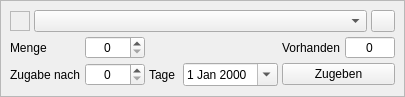
kleiner-brauhelfer/kleiner-brauhelfer-2, file kleiner-brauhelfer/widgets/wdghefegabe.ui: the form before one commit.
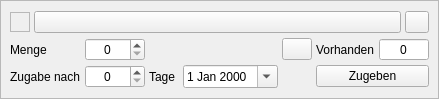
The form after the commit. Icons and pictures are not drawn. Custom widgets are drawn as their Qt base class.

Diff of the .ui file:
```diff
--- a/kleiner-brauhelfer/widgets/wdghefegabe.ui
+++ b/kleiner-brauhelfer/widgets/wdghefegabe.ui
@@ -6,8 +6,8 @@
    <rect>
     <x>0</x>
     <y>0</y>
-    <width>393</width>
-    <height>97</height>
+    <width>431</width>
+    <height>99</height>
    </rect>
   </property>
   <property name="autoFillBackground">
@@ -57,6 +57,9 @@
           <property name="focusPolicy">
            <enum>Qt::ClickFocus</enum>
           </property>
+          <property name="toolTip">
+           <string>&lt;html&gt;&lt;head/&gt;&lt;body&gt;&lt;p&gt;Zweite Hefegabe aktivieren&lt;/p&gt;&lt;/body&gt;&lt;/html&gt;</string>
+          </property>
           <property name="autoFillBackground">
            <bool>true</bool>
           </property>
@@ -66,12 +69,12 @@
          </widget>
         </item>
         <item>
-         <widget class="ComboBox" name="cbZutat">
-          <property name="toolTip">
-           <string>Hefeauswahl.</string>
-          </property>
-          <property name="maxVisibleItems">
-           <number>20</number>
+         <widget class="QPushButton" name="btnZutat">
+          <property name="sizePolicy">
+           <sizepolicy hsizetype="Expanding" vsizetype="Fixed">
+            <horstretch>0</horstretch>
+            <verstretch>0</verstretch>
+           </sizepolicy>
           </property>
          </widget>
         </item>
@@ -96,7 +99,7 @@
            </size>
           </property>
           <property name="toolTip">
-           <string>Hefegabe löschen.</string>
+           <string>&lt;html&gt;&lt;head/&gt;&lt;body&gt;&lt;p&gt;Hefegabe löschen&lt;/p&gt;&lt;/body&gt;&lt;/html&gt;</string>
           </property>
           <property name="icon">
            <iconset resource="../images.qrc">
@@ -117,6 +120,23 @@
         <property name="verticalSpacing">
          <number>4</number>
         </property>
+        <item row="0" column="0">
+         <widget class="QLabel" name="label">
+          <property name="text">
+           <string>Menge</string>
+          </property>
+         </widget>
+        </item>
+        <item row="1" column="6" colspan="2">
+         <widget class="QPushButton" name="btnZugeben">
+          <property name="toolTip">
+           <string>&lt;html&gt;&lt;head/&gt;&lt;body&gt;&lt;p&gt;Mit Klick auf diesen Button wird dem Kleinen Brauhelfer mitgeteilt, dass die zweite Hefegabe ausgeführt wurde.&lt;/p&gt;&lt;p&gt;An verschiedenen Stellen des Programms  wird diese Aktion nun berücksichtigt. U.a. kann damit ein Sud später als abgefüllt markiert werden.&lt;/p&gt;&lt;/body&gt;&lt;/html&gt;</string>
+          </property>
+          <property name="text">
+           <string>Zugeben</string>
+          </property>
+         </widget>
+        </item>
         <item row="0" column="7">
          <widget class="SpinBox" name="tbVorhanden">
           <property name="minimumSize">
@@ -126,7 +146,7 @@
            </size>
           </property>
           <property name="toolTip">
-           <string>Vorhandene Einheiten.</string>
+           <string>&lt;html&gt;&lt;head/&gt;&lt;body&gt;&lt;p&gt;Hier wird die &lt;span style=&quot; font-weight:600;&quot;&gt;vorhandene Menge Hefe &lt;/span&gt;angezeigt.&lt;/p&gt;&lt;p&gt;Das Feld wir rot unterlegt, wenn die benötigte Anzahl der &lt;span style=&quot; font-weight:600;&quot;&gt;Vorratsmenge&lt;/span&gt; nicht entspricht.&lt;/p&gt;&lt;/body&gt;&lt;/html&gt;</string>
           </property>
           <property name="alignment">
            <set>Qt::AlignCenter</set>
@@ -142,16 +162,10 @@
           </property>
          </widget>
         </item>
-        <item row="0" column="2">
-         <widget class="SpinBox" name="tbMenge">
-          <property name="minimumSize">
-           <size>
-            <width>60</width>
-            <height>0</height>
-           </size>
-          </property>
+        <item row="1" column="1">
+         <widget class="SpinBox" name="tbTage">
           <property name="toolTip">
-           <string>Anzahl Einheiten.</string>
+           <string>&lt;html&gt;&lt;head/&gt;&lt;body&gt;&lt;p&gt;Hiermit ist der &lt;span style=&quot; font-weight:600;&quot;&gt;Zugabezeitpunkt &lt;/span&gt;der zweiten Hefegabe in Tagen ab Braudatum gemeint.&lt;/p&gt;&lt;p&gt;Die Zugabe kann gleichzeitig mit der ersten Hefegabe erfolgen. Gewöhnlich wir die zweite Hefe aber nach Abklingen der ersten Hauptgärung zugegeben.&lt;/p&gt;&lt;/body&gt;&lt;/html&gt;</string>
           </property>
           <property name="alignment">
            <set>Qt::AlignCenter</set>
@@ -165,10 +179,13 @@
           </property>
          </widget>
         </item>
-        <item row="0" column="0">
-         <widget class="QLabel" name="label">
-          <property name="text">
-           <string>Menge</string>
+        <item row="1" column="3">
+         <widget class="DateEdit" name="tbDatum">
+          <property name="toolTip">
+           <string>&lt;html&gt;&lt;head/&gt;&lt;body&gt;&lt;p&gt;In diesem Feld wird das &lt;span style=&quot; font-weight:600;&quot;&gt;Zugabedatum &lt;/span&gt;der zweiten Hefe, abhängig vom Zugabezeitpunkt, angegeben.&lt;/p&gt;&lt;/body&gt;&lt;/html&gt;</string>
+          </property>
+          <property name="calendarPopup">
+           <bool>true</bool>
           </property>
          </widget>
         </item>
@@ -179,50 +196,7 @@
           </property>
          </widget>
         </item>
-        <item row="1" column="3">
-         <widget class="QLabel" name="label_3">
-          <property name="minimumSize">
-           <size>
-            <width>30</width>
-            <height>0</height>
-           </size>
-          </property>
-          <property name="text">
-           <string>Tage</string>
-          </property>
-         </widget>
-        </item>
-        <item row="1" column="6" colspan="2">
-         <widget class="QPushButton" name="btnZugeben">
-          <property name="toolTip">
-           <string>Hefegabe zugeben.</string>
-          </property>
-          <property name="text">
-           <string>Zugeben</string>
-          </property>
-         </widget>
-        </item>
-        <item row="1" column="2">
-         <widget class="SpinBox" name="tbTage">
-          <property name="toolTip">
-           <string>Zugabe nach x Tagen ab Braudatum.</string>
-          </property>
-          <property name="alignment">
-           <set>Qt::AlignCenter</set>
-          </property>
-         </widget>
-        </item>
         <item row="1" column="4">
-         <widget class="DateEdit" name="tbDatum">
-          <property name="toolTip">
-           <string>Zugabedatum.</string>
-          </property>
-          <property name="calendarPopup">
-           <bool>true</bool>
-          </property>
-         </widget>
-        </item>
-        <item row="1" column="5">
          <spacer name="horizontalSpacer_2">
           <property name="orientation">
            <enum>Qt::Horizontal</enum>
@@ -235,6 +209,58 @@
           </property>
          </spacer>
         </item>
+        <item row="0" column="5">
+         <widget class="QPushButton" name="btnAufbrauchen">
+          <property name="minimumSize">
+           <size>
+            <width>30</width>
+            <height>22</height>
+           </size>
+          </property>
+          <property name="maximumSize">
+           <size>
+            <width>30</width>
+            <height>22</height>
+           </size>
+          </property>
+          <property name="toolTip">
+           <string>&lt;html&gt;&lt;head/&gt;&lt;body&gt;&lt;p&gt;Gesamte &lt;span style=&quot; font-weight:600;&quot;&gt;vorhandene&lt;/span&gt; Menge übernehmen.&lt;/p&gt;&lt;/body&gt;&lt;/html&gt;</string>
+          </property>
+          <property name="icon">
+           <iconset resource="../images.qrc">
+            <normaloff>:/images/uebertrag_links.svg</normaloff>:/images/uebertrag_links.svg</iconset>
+          </property>
+         </widget>
+        </item>
+        <item row="1" column="2">
+         <widget class="QLabel" name="label_3">
+          <property name="minimumSize">
+           <size>
+            <width>30</width>
+            <height>0</height>
+           </size>
+          </property>
+          <property name="text">
+           <string>Tage</string>
+          </property>
+         </widget>
+        </item>
+        <item row="0" column="1">
+         <widget class="SpinBox" name="tbMenge">
+          <property name="minimumSize">
+           <size>
+            <width>60</width>
+            <height>0</height>
+           </size>
+          </property>
+          <property name="toolTip">
+           <string>&lt;html&gt;&lt;head/&gt;&lt;body&gt;&lt;p&gt;Anzahl der zugegebenen &lt;span style=&quot; font-weight:600;&quot;&gt;Hefeeinheiten&lt;/span&gt;.&lt;/p&gt;&lt;p&gt;Dies kann einer vorkonfektionierten Tüte Trocken- oder Flüssighefe entsprechen, aber auch kalkulierten Vorräten,  wie sie in einem Hefestarter zur Anwendung kommen.  &lt;/p&gt;&lt;/body&gt;&lt;/html&gt;</string>
+          </property>
+          <property name="alignment">
+           <set>Qt::AlignCenter</set>
+          </property>
+         </widget>
+        </item>
        </layout>
       </item>
      </layout>
@@ -243,11 +269,6 @@
   </layout>
  </widget>
  <customwidgets>
-  <customwidget>
-   <class>ComboBox</class>
-   <extends>QComboBox</extends>
-   <header>widgets/combobox.h</header>
-  </customwidget>
   <customwidget>
    <class>SpinBox</class>
    <extends>QSpinBox</extends>
```
Left out of the diff: 1 changed line with no effect on the pictures.
